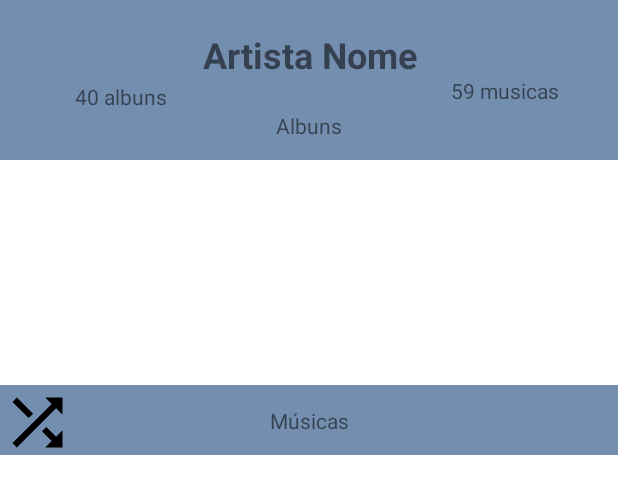
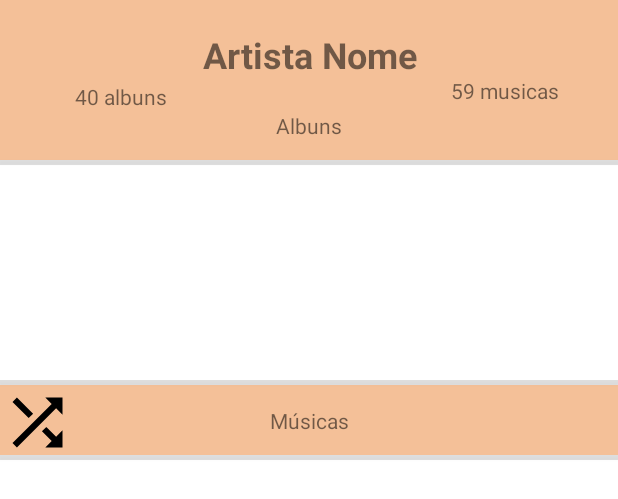
Before and after one commit to lucasgsa/AndroidMusicPlayerKPNz, an Android app: the layout activity_artist.xml on its own in the app's theme, with its tools: preview values and no code run, on a phone screen of 412 x 824 dp. Shown: the top 499 px of the screen. Run offline under Robolectric (Android 15) with nearby library versions, the phone set to English and light mode, and no system bars.

Commit message:
screenshots atualizadas

```diff
--- a/app/src/main/res/layout/activity_artist.xml
+++ b/app/src/main/res/layout/activity_artist.xml
@@ -48,6 +48,33 @@
         android:text="@string/albuns"
         tools:text="Albuns" />
 
+    <View
+        android:id="@+id/divider2"
+        android:layout_width="match_parent"
+        android:layout_height="3dp"
+        android:layout_alignTop="@id/artist_list_albuns"
+        android:background="?android:attr/listDivider"
+        android:elevation="1dp"
+        android:foregroundTint="#000000" />
+
+    <View
+        android:id="@+id/divider3"
+        android:layout_width="match_parent"
+        android:layout_height="3dp"
+        android:layout_alignTop="@id/artist_list_musicas"
+        android:background="?android:attr/listDivider"
+        android:elevation="1dp"
+        android:foregroundTint="#000000" />
+
+    <View
+        android:id="@+id/divider4"
+        android:layout_width="match_parent"
+        android:layout_height="3dp"
+        android:layout_alignBottom="@id/artist_list_albuns"
+        android:background="?android:attr/listDivider"
+        android:elevation="1dp"
+        android:foregroundTint="#000000" />
+
     <ListView
         android:id="@+id/artist_list_albuns"
         android:layout_width="match_parent"
@@ -55,7 +82,9 @@
         android:layout_alignTop="@id/artist_musicsSize"
         android:layout_marginTop="56dp"
         android:layout_marginBottom="14dp"
-        android:background="@color/list_background"></ListView>
+        android:background="@color/list_background">
+
+    </ListView>
 
     <TextView
         android:id="@+id/artist_musicas"
--- a/app/src/main/res/layout/music_list.xml
+++ b/app/src/main/res/layout/music_list.xml
@@ -22,6 +22,7 @@
                 android:layout_width="match_parent"
                 android:layout_height="wrap_content"
                 android:layout_marginStart="10dp"
+                android:layout_marginTop="2dp"
                 android:textSize="18sp"
                 android:textStyle="bold"
                 tools:text="titulo" />
@@ -30,7 +31,8 @@
                 android:id="@+id/musicadapter_artist"
                 android:layout_width="wrap_content"
                 android:layout_height="wrap_content"
-                android:layout_marginStart="14dp"
+                android:layout_marginStart="13dp"
+                android:layout_marginTop="2dp"
                 tools:text="artista" />
         </LinearLayout>
 
--- a/app/src/main/res/values/colors.xml
+++ b/app/src/main/res/values/colors.xml
@@ -1,12 +1,12 @@
 <?xml version="1.0" encoding="utf-8"?>
 <resources>
-    <color name="colorPrimary">#4B086F</color>
-    <color name="colorPrimaryDark">#5F459B</color>
+    <color name="colorPrimary">#363274</color>
+    <color name="colorPrimaryDark">#9435D0</color>
     <color name="colorAccent">#888892</color>
-    <color name="color_bar">#738EAE</color>
+    <color name="color_bar">#F4C098</color>
     <color name="list_background">#FFFFFF</color>
     <color name="background">#04153F</color>
-    <color name="fontSelected">#6675A0</color>
+    <color name="fontSelected">#EFA973</color>
     <color name="seekBar">#711087</color>
 
     <color name="yellow_colorPrimary">#DECC88</color>
```
Also changed, not shown: app/src/main/res/layout/activity_album.xml (+11 -1 lines), app/src/main/res/layout/activity_main.xml (+13 -0 lines), app/src/main/res/layout/album_list.xml (+7 -5 lines), 10 other files.
